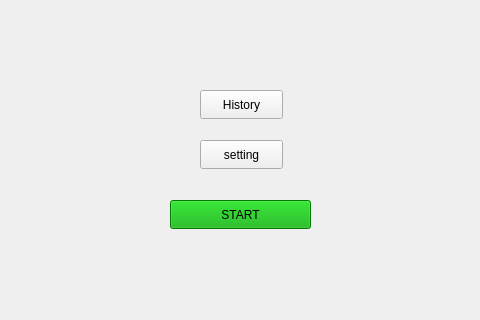
Old version of the form ZombieVSPlants/startwindow.ui in the repository parnianghaisari/Plants-vs.-Zombies-Game; both pictures show x 260 to 740 and y 0 to 320 of the 1015 by 565 pixel window.
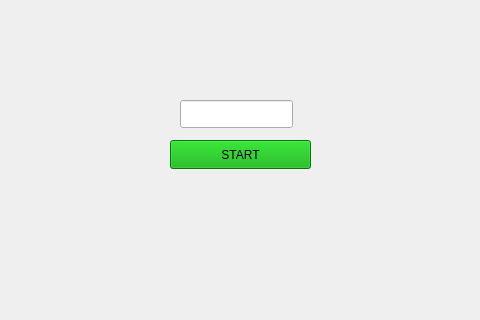
New version of the form.

The edit to the form file:
```diff
--- a/ZombieVSPlants/startwindow.ui
+++ b/ZombieVSPlants/startwindow.ui
@@ -14,44 +14,11 @@
    <string>MainWindow</string>
   </property>
   <widget class="QWidget" name="centralwidget">
-   <widget class="QPushButton" name="pushButton">
-    <property name="geometry">
-     <rect>
-      <x>460</x>
-      <y>90</y>
-      <width>83</width>
-      <height>29</height>
-     </rect>
-    </property>
-    <property name="styleSheet">
-     <string notr="true">
-color: rgb(0, 0, 0);</string>
-    </property>
-    <property name="text">
-     <string>History</string>
-    </property>
-   </widget>
-   <widget class="QPushButton" name="pushButton_2">
-    <property name="geometry">
-     <rect>
-      <x>460</x>
-      <y>140</y>
-      <width>83</width>
-      <height>29</height>
-     </rect>
-    </property>
-    <property name="styleSheet">
-     <string notr="true">color: rgb(0, 0, 0);</string>
-    </property>
-    <property name="text">
-     <string>setting</string>
-    </property>
-   </widget>
    <widget class="QPushButton" name="pushButton_3">
     <property name="geometry">
      <rect>
       <x>430</x>
-      <y>200</y>
+      <y>140</y>
       <width>141</width>
       <height>29</height>
      </rect>
@@ -65,6 +32,16 @@
      <string>START</string>
     </property>
    </widget>
+   <widget class="QLineEdit" name="lineEdit_dataReceived">
+    <property name="geometry">
+     <rect>
+      <x>440</x>
+      <y>100</y>
+      <width>113</width>
+      <height>28</height>
+     </rect>
+    </property>
+   </widget>
   </widget>
   <widget class="QMenuBar" name="menubar">
    <property name="geometry">
```
